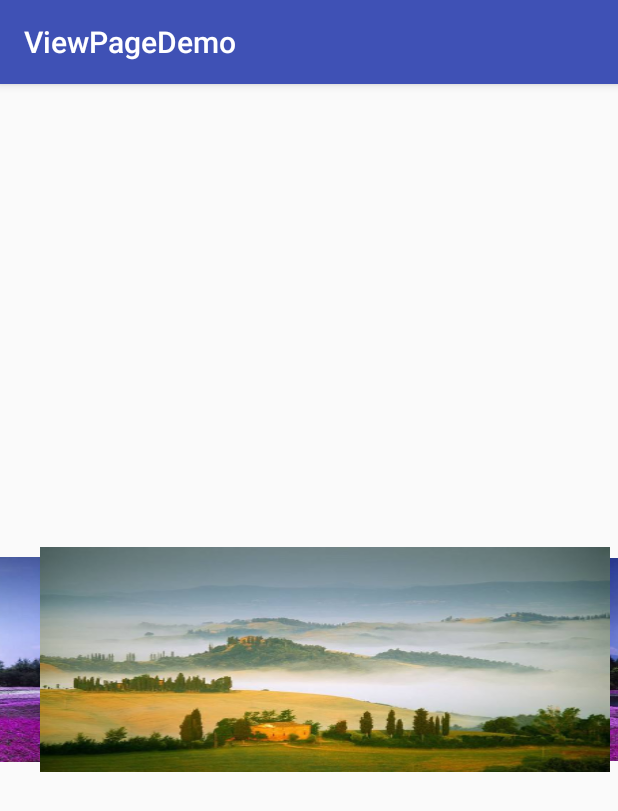
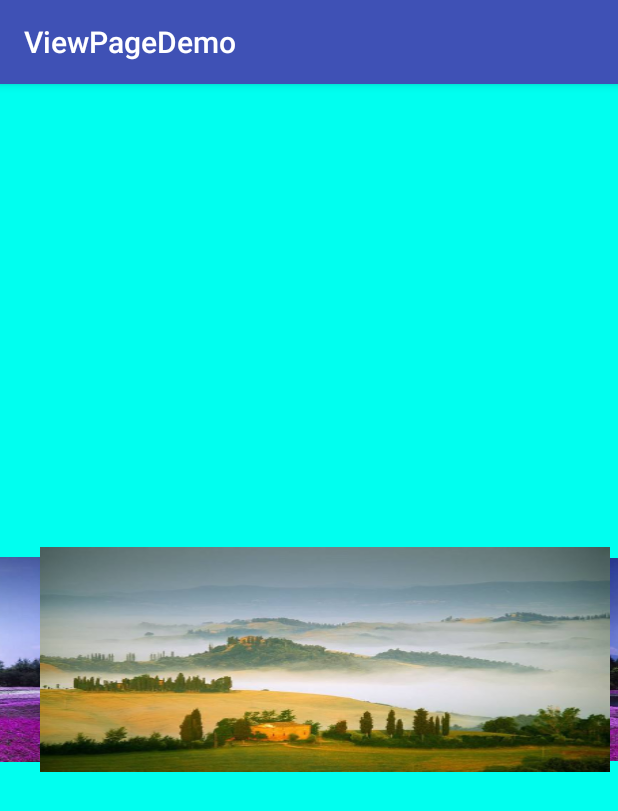
Before and after one commit to weixuefeng/ViewPagerLikeMeiMarket, an Android app: the screen it shows after launch (MainActivity), on a phone screen of 412 x 824 dp. Shown: the top 811 px of the screen. Run offline under Robolectric (Android 15) with nearby library versions, the phone set to English and light mode, and no system bars.

Commit message:
add background for mainactivity

```diff
--- a/ViewPageDemo/app/src/main/res/layout/activity_main.xml
+++ b/ViewPageDemo/app/src/main/res/layout/activity_main.xml
@@ -4,6 +4,7 @@
     android:id="@+id/activity_main"
     android:layout_width="match_parent"
     android:layout_height="match_parent"
+    android:background="#00fff0"
     tools:context="com.feng.viewpagedemo.MainActivity">
 
     <FrameLayout
```
